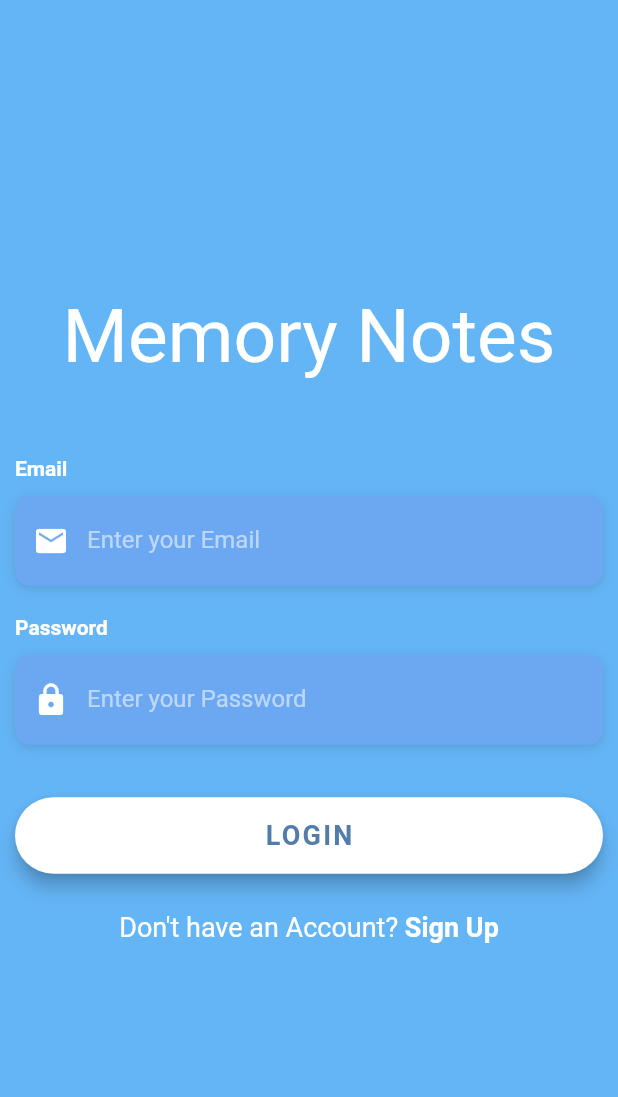
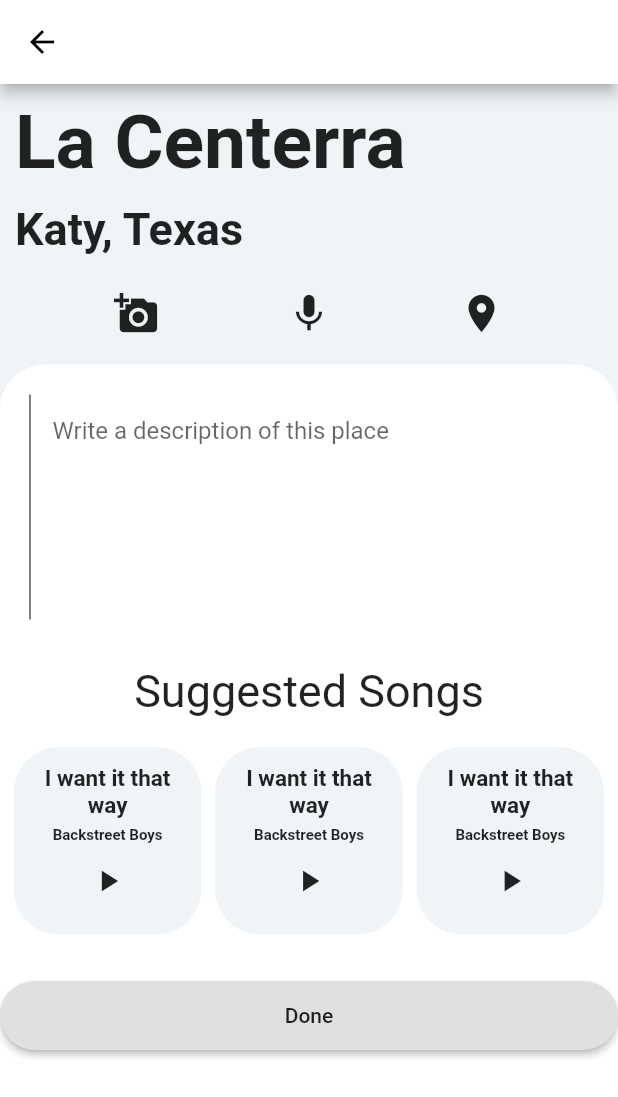
Before and after one commit to YuanSamuel/memory_notes, a Flutter app: the screen it shows after launch, on a phone screen of 412 x 824 dp. Shown: the top 1097 px of the screen. Run offline on Flutter 3.47's test engine with Material 2 defaults, Android fonts, the phone set to English and light mode, and no system bars; our stand-ins replace avatar_glow, cloud_firestore, curved_navigation_bar, firebase_auth, liquid_swipe; accounts and stored records are empty; Roboto replaces fonts that are missing (OpenSans).

Commit message:
created UI for the add memory screen

```diff
--- a/lib/main.dart
+++ b/lib/main.dart
@@ -1,4 +1,5 @@
 import 'package:flutter/material.dart';
+import 'package:memorynotes/screens/add_memory_screen.dart';
 import 'package:memorynotes/screens/login_page.dart';
 import 'package:memorynotes/screens/onboarding_screen.dart';
 
@@ -10,11 +11,12 @@ class MyApp extends StatelessWidget {
   Widget build(BuildContext context) {
     return MaterialApp(
       title: 'Flutter Demo',
+      debugShowCheckedModeBanner: false,
       theme: ThemeData(
 
         primarySwatch: Colors.blue,
       ),
-      home: LoginPage(),
+      home: AddMemoryScreen(),
     );
   }
 }
--- a/lib/screens/add_memory_screen.dart
+++ b/lib/screens/add_memory_screen.dart
@@ -0,0 +1,168 @@
+import 'package:flutter/material.dart';
+import 'package:memorynotes/utils/StyleConstants.dart';
+
+class AddMemoryScreen extends StatefulWidget {
+  @override
+  _AddMemoryScreenState createState() => _AddMemoryScreenState();
+}
+
+class _AddMemoryScreenState extends State<AddMemoryScreen> {
+
+  Widget _buildSuggestedSong(String songName, String artist){
+    return Container(
+      height: 125.0,
+      width: 125.0,
+
+      decoration: BoxDecoration(
+        color: StyleConstants.backgroundColor,
+        borderRadius: BorderRadius.circular(30.0),
+      ),
+      child: Padding(
+        padding: const EdgeInsets.all(8.0),
+        child: Column(
+          mainAxisAlignment: MainAxisAlignment.center,
+          children: <Widget>[
+            Text(songName, textAlign: TextAlign.center, style: TextStyle(fontSize: 15.0, fontWeight: FontWeight.w600),),
+            SizedBox(height: 5.0,),
+            Text(artist, textAlign: TextAlign.center, style: TextStyle(fontSize: 10.0, fontWeight: FontWeight.w600),),
+            IconButton(
+              icon: Icon(Icons.play_arrow,),
+              onPressed: () {},
+            ),
+          ],
+        ),
+      ),
+    );
+  }
+
+
+  @override
+  Widget build(BuildContext context) {
+    double width = MediaQuery.of(context).size.width;
+    double height = MediaQuery.of(context).size.height;
+
+    return Scaffold(
+      backgroundColor: StyleConstants.backgroundColor,
+      appBar: AppBar(
+        leading: BackButton(color: Colors.black,),
+        backgroundColor: Colors.white,
+      ),
+      body: SingleChildScrollView(
+        child: Container(
+          width: width,
+          height: height,
+          child: Column(
+            crossAxisAlignment: CrossAxisAlignment.start,
+            children: <Widget>[
+              SizedBox(height: 10,
+              ),
+              //title text
+              Padding(
+                padding: const EdgeInsets.only(left: 10.0),
+                child: Text('La Centerra', style: TextStyle(fontSize: 50.0, fontWeight: FontWeight.bold),),
+              ),
+              SizedBox(height: 10.0,),
+              Padding(
+                padding: const EdgeInsets.only(left: 10.0),
+                child: Text('Katy, Texas', style: TextStyle(fontSize: 30.0, fontWeight: FontWeight.w600),),
+              ),
+              SizedBox(height: 15.0,),
+              Row(
+                mainAxisAlignment: MainAxisAlignment.spaceEvenly,
+                children: <Widget>[
+                  IconButton(
+                      icon: Icon(Icons.add_a_photo, size: 30.0,),
+                    onPressed: () {},
+                  ),
+                  IconButton(
+                    icon: Icon(Icons.mic, size: 30.0,),
+                    onPressed: () {},
+                  ),
+                  IconButton(
+                    icon: Icon(Icons.room, size: 30.0,),
+                    onPressed: () {},
+                  ),
+                ],
+              ),
+              SizedBox(height: 10.0,),
+
+              //bottom card thingy
+              Expanded(
+                child: Container(
+                  decoration: BoxDecoration(
+                      color: Colors.white,
+                    borderRadius: BorderRadius.only(
+                      topLeft: Radius.circular(30.0),
+                      topRight: Radius.circular(30.0),
+                    )
+                  ),
+                  child: ClipRRect(
+                      borderRadius: BorderRadius.only(
+                        topLeft: Radius.circular(30.0),
+                        topRight: Radius.circular(30.0),
+                      ),
+                    child: Column(
+                      children: <Widget>[
+                        SizedBox(height: 10.0,),
+                        //text input
+                        Row(
+                          children: <Widget>[
+                            SizedBox(width: 15.0,),
+                            Container(height: 150.0,
+                                child: VerticalDivider(color: Colors.black, width: 10.0,)),
+                            Container(
+                              margin: EdgeInsets.all(10.0),
+                              height: 150.0,
+                              width: width - 100,
+                              color: Colors.white,
+                              child: TextFormField(
+                                decoration: InputDecoration(hintText: "Write a description of this place",
+                                border: InputBorder.none),
+                                keyboardType: TextInputType.multiline,
+                                maxLines: null,
+                              ),
+                            ),
+                          ],
+                        ),
+
+                        //suggested songs
+                        SizedBox(height: 20.0,),
+                        Text('Suggested Songs', style: TextStyle(fontSize: 30.0),),
+                        SizedBox(height: 20.0,),
+
+                        Row(
+                          mainAxisAlignment: MainAxisAlignment.spaceEvenly,
+                          children: <Widget>[
+                            _buildSuggestedSong("I want it that way", "Backstreet Boys"),
+
+                            _buildSuggestedSong("I want it that way", "Backstreet Boys"),
+
+                            _buildSuggestedSong("I want it that way", "Backstreet Boys"),
+                          ],
+                        ),
+
+                        SizedBox(height: 5.0,),
+                        Container(
+                          padding: EdgeInsets.symmetric(vertical: 25.0),
+                          width: double.infinity,
+                          child: RaisedButton(
+                            padding: EdgeInsets.all(15.0),
+                            shape: RoundedRectangleBorder(
+                              borderRadius: BorderRadius.circular(30.0),
+                            ),
+                            child: Text('Done'),
+                            onPressed: () {},
+                          ),
+                        )
+                      ],
+                    ),
+                  ),
+                ),
+              ),
+            ],
+          ),
+        ),
+      ),
+    );
+  }
+}
--- a/lib/utils/StyleConstants.dart
+++ b/lib/utils/StyleConstants.dart
@@ -2,6 +2,8 @@ import 'package:flutter/material.dart';
 
 class StyleConstants{
   static TextStyle onboardingText = TextStyle(fontSize: 20.0, color: Colors.white );
+
+  static Color backgroundColor = new Color(0xffF0F4F7);
 
   static TextStyle loginHintTextStyle = TextStyle(
     color: Colors.white54,
```
